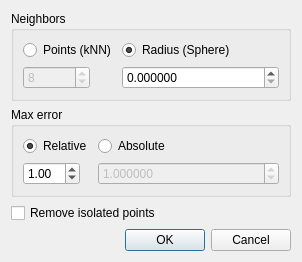
Qt form qCC/ui_templates/noiseFilterDlg.ui (CloudCompare/CloudCompare) before a commit.
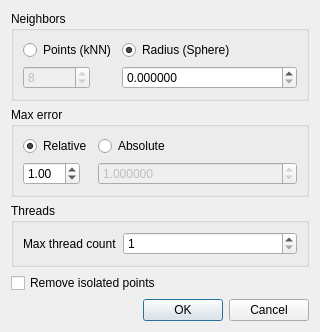
The same form after that commit.

Commit message: Option to set the maximum number of threads for the SOR and Noise filters

Patch:
```diff
--- a/qCC/ui_templates/noiseFilterDlg.ui
+++ b/qCC/ui_templates/noiseFilterDlg.ui
@@ -6,8 +6,8 @@
    <rect>
     <x>0</x>
     <y>0</y>
-    <width>302</width>
-    <height>228</height>
+    <width>320</width>
+    <height>330</height>
    </rect>
   </property>
   <property name="windowTitle">
@@ -115,6 +115,32 @@
      </layout>
     </widget>
    </item>
+   <item>
+    <widget class="QGroupBox" name="groupBox_3">
+     <property name="title">
+      <string>Threads</string>
+     </property>
+     <layout class="QFormLayout" name="formLayout_3">
+      <item row="0" column="0">
+       <widget class="QLabel" name="label_3">
+        <property name="text">
+         <string>Max thread count</string>
+        </property>
+       </widget>
+      </item>
+      <item row="0" column="1">
+       <widget class="QSpinBox" name="maxThreadCountSpinBox">
+        <property name="minimum">
+         <number>1</number>
+        </property>
+        <property name="maximum">
+         <number>256</number>
+        </property>
+       </widget>
+      </item>
+     </layout>
+    </widget>
+   </item>
    <item>
     <widget class="QCheckBox" name="removeIsolatedPointsCheckBox">
      <property name="text">
@@ -122,6 +148,19 @@
      </property>
     </widget>
    </item>
+   <item>
+    <spacer name="verticalSpacer">
+     <property name="orientation">
+      <enum>Qt::Orientation::Vertical</enum>
+     </property>
+     <property name="sizeHint" stdset="0">
+      <size>
+       <width>20</width>
+       <height>40</height>
+      </size>
+     </property>
+    </spacer>
+   </item>
    <item>
     <widget class="QDialogButtonBox" name="buttonBox">
      <property name="orientation">
```
Left out of the diff: 4 changed lines with no effect on the pictures. The commit also changes 6 other files.
